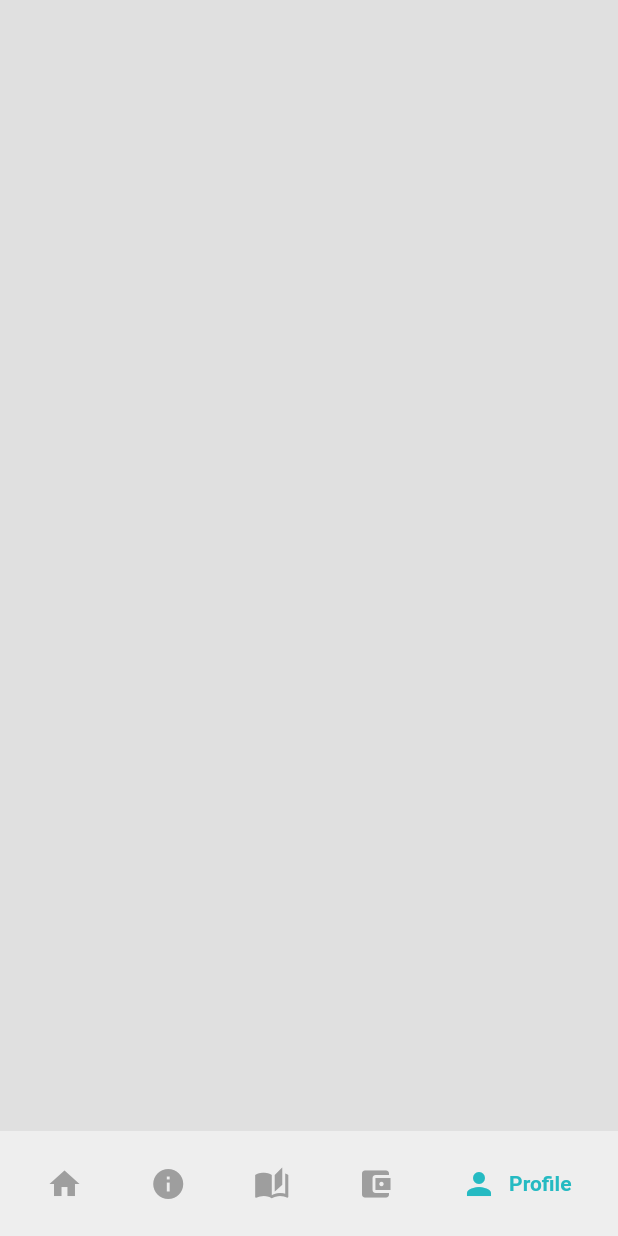
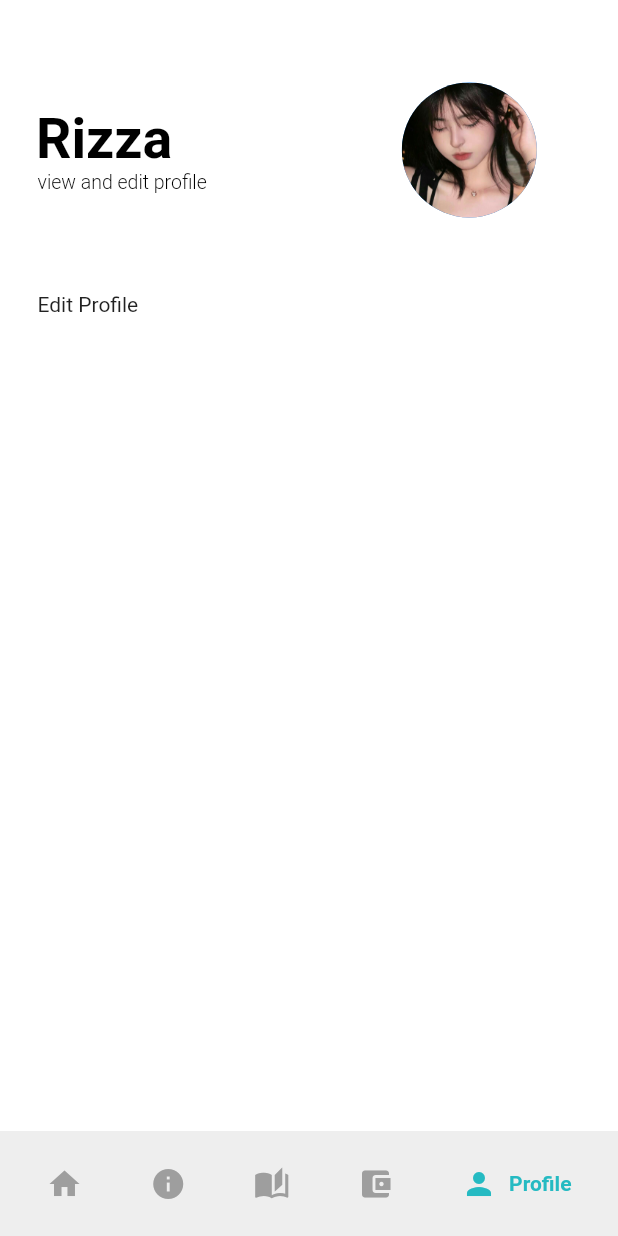
Before and after one commit to d1k4s/project_semester_3_mobile, a Flutter app: the ProfilePage screen opened directly, item 5 of the bottom bar chosen, on a phone screen of 412 x 824 dp. Run offline on Flutter 3.47's test engine with Material 2 defaults, Android fonts, the light colour scheme and no system bars; drawn by our look-alikes of google_nav_bar.

Commit message:
ngebikin BottomBar

```diff
--- a/lib/BottomBar.dart
+++ b/lib/BottomBar.dart
@@ -1,4 +1,6 @@
 // import 'package:fluid_bottom_nav_bar/fluid_bottom_nav_bar.dart';
+// ignore_for_file: prefer_const_constructors
+
 import 'package:google_nav_bar/google_nav_bar.dart';
 import 'package:flutter/material.dart';
 import 'package:ui_tnbts/page/profile.dart';
@@ -14,8 +16,11 @@ class ProfilePage extends StatefulWidget {
 class _ProfilePageState extends State<ProfilePage> {
   int currentTab = 0;
   final List<Widget> screens = [
-    ProfilePage(),
+    Text('home'),
+    Text('sop'),
+    Text('tutorial'),
     Tutorial(),
+    Profile(),
   ];
 
   final PageStorageBucket bucket = PageStorageBucket();
@@ -24,6 +29,7 @@ class _ProfilePageState extends State<ProfilePage> {
   @override
   Widget build(BuildContext context) {
     return Scaffold(
+      body: Center(child: screens.elementAt(currentTab)),
       backgroundColor: Colors.grey[300],
       bottomNavigationBar: Container(
         color: Colors.grey[200],
@@ -35,12 +41,52 @@ class _ProfilePageState extends State<ProfilePage> {
             activeColor: Color(0xFF25BAC2),
             gap: 8,
             padding: EdgeInsets.all(16),
-            tabs: const [
-              GButton(icon: Icons.home, text: 'Home'),
-              GButton(icon: Icons.info, text: 'SOP'),
-              GButton(icon: Icons.auto_stories, text: 'Tutorial'),
-              GButton(icon: Icons.account_balance_wallet, text: 'Payments'),
-              GButton(icon: Icons.person, text: 'Profile'),
+            tabs: [
+              GButton(
+                icon: Icons.home,
+                text: 'Home',
+                onPressed: () {
+                  setState(() {
+                    currentTab = 0;
+                  });
+                },
+              ),
+              GButton(
+                icon: Icons.info,
+                text: 'SOP',
+                onPressed: () {
+                  setState(() {
+                    currentTab = 1;
+                  });
+                },
+              ),
+              GButton(
+                icon: Icons.auto_stories,
+                text: 'Tutorial',
+                onPressed: () {
+                  setState(() {
+                    currentTab = 2;
+                  });
+                },
+              ),
+              GButton(
+                icon: Icons.account_balance_wallet,
+                text: 'Payments',
+                onPressed: () {
+                  setState(() {
+                    currentTab = 3;
+                  });
+                },
+              ),
+              GButton(
+                icon: Icons.person,
+                text: 'Profile',
+                onPressed: () {
+                  setState(() {
+                    currentTab = 4;
+                  });
+                },
+              ),
             ],
           ),
         ),
--- a/lib/main.dart
+++ b/lib/main.dart
@@ -1,8 +1,8 @@
 // ignore_for_file: prefer_const_constructors
 
 import 'package:flutter/material.dart';
-import 'package:ui_tnbts/BottomBar.dart';
-import 'package:ui_tnbts/page/profile.dart';
+// import 'package:ui_tnbts/BottomBar.dart';
+// import 'package:ui_tnbts/page/profile.dart';
 import 'package:ui_tnbts/page/startup.dart';
 
 void main() {
@@ -16,7 +16,7 @@ class MyApp extends StatelessWidget {
   Widget build(BuildContext context) {
     return MaterialApp(
       debugShowCheckedModeBanner: false,
-      home: anu(),
+      home: StartUp(),
     );
   }
 }
--- a/lib/page/profile.dart
+++ b/lib/page/profile.dart
@@ -1,9 +1,11 @@
+// ignore_for_file: prefer_const_constructors
+
 import 'dart:ui';
 
 import 'package:flutter/material.dart';
 
-class anu extends StatelessWidget {
-  const anu({super.key});
+class Profile extends StatelessWidget {
+  const Profile({super.key});
 
   @override
   Widget build(BuildContext context) {
@@ -30,7 +32,7 @@ class anu extends StatelessWidget {
                       ),
                       Container(
                         child: Padding(
-                          padding: const EdgeInsets.only(left: 30),
+                          padding: const EdgeInsets.only(left: 25),
                           child: Text('view and edit profile',
                               style: TextStyle(
                                   fontWeight: FontWeight.w300,
@@ -49,6 +51,13 @@ class anu extends StatelessWidget {
                   ),
                 ],
               ),
+              SizedBox(
+                height: 50,
+              ),
+              Padding(
+                padding: const EdgeInsets.only(left: 25),
+                child: Text('Edit Profile'),
+              )
             ],
           ),
         ),
```
